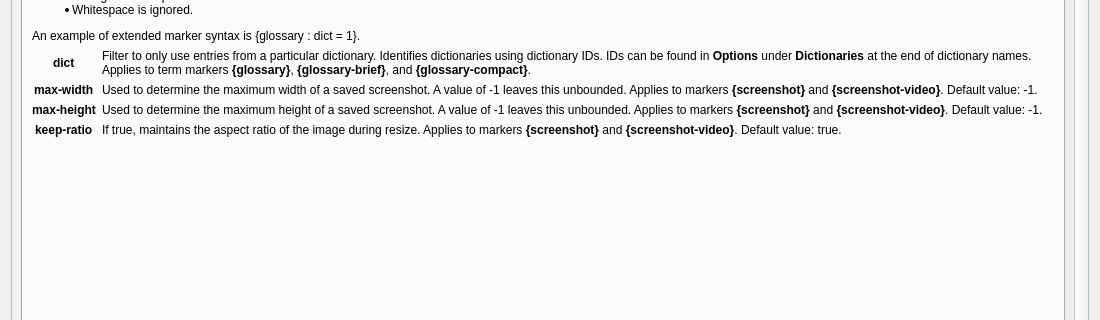
First picture: the form in src/gui/widgets/settings/ankisettingshelp.ui, repository ripose-jp/Memento, before the edit; both pictures show x 0 to 1100 and y 155 to 475 of the 1100 by 700 pixel window.
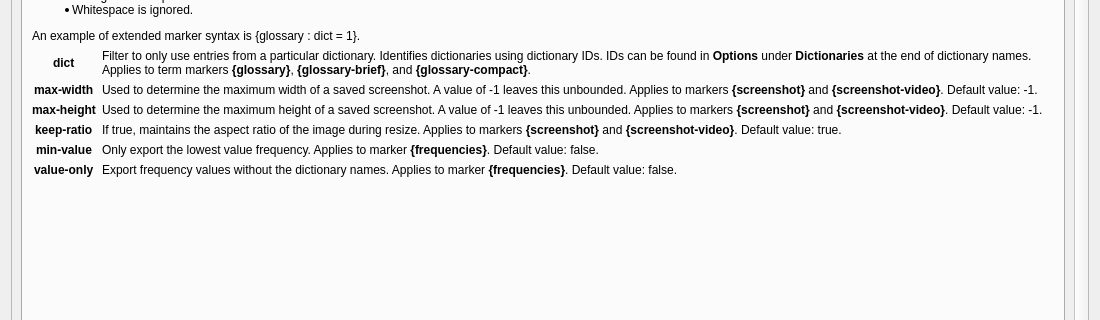
Second picture: the form after the edit. The open tabs and pages were chosen to show the change.

Commit message:
src/anki/notebuilder: allow filtering only lowest frequency
This feature extends the ``{frequencies}`` marker with the extended
marker syntax and adds two new options: ``min-value`` which allows to
export only the lowest value frequency out of all the options and
``value-only`` which strips the dictionary name and html list format to
keep only raw numbers.

This allow memento to support card format that rely on raw frequency
values to sort their cards.

```diff
--- a/src/gui/widgets/settings/ankisettingshelp.ui
+++ b/src/gui/widgets/settings/ankisettingshelp.ui
@@ -1725,6 +1725,50 @@
              </property>
             </widget>
            </item>
+           <item row="6" column="0" alignment="Qt::AlignmentFlag::AlignHCenter">
+            <widget class="QLabel" name="labelExtendedFrequencyMinValue">
+             <property name="font">
+              <font>
+               <bold>true</bold>
+              </font>
+             </property>
+             <property name="text">
+              <string>min-value</string>
+             </property>
+             <property name="textInteractionFlags">
+              <set>Qt::TextInteractionFlag::TextSelectableByKeyboard|Qt::TextInteractionFlag::TextSelectableByMouse</set>
+             </property>
+            </widget>
+           </item>
+           <item row="6" column="1">
+            <widget class="QLabel" name="labelExtendedFrequencyMinValueEx">
+             <property name="text">
+              <string>&lt;html&gt;&lt;head/&gt;&lt;body&gt;&lt;p&gt;Only export the lowest value frequency. Applies to marker &lt;span style=&quot; font-weight:700;&quot;&gt;{frequencies}&lt;/span&gt;. Default value: false.&lt;/p&gt;&lt;/body&gt;&lt;/html&gt;</string>
+             </property>
+            </widget>
+           </item>
+           <item row="7" column="0" alignment="Qt::AlignmentFlag::AlignHCenter">
+            <widget class="QLabel" name="labelExtendedFrequencyValueOnly">
+             <property name="font">
+              <font>
+               <bold>true</bold>
+              </font>
+             </property>
+             <property name="text">
+              <string>value-only</string>
+             </property>
+             <property name="textInteractionFlags">
+              <set>Qt::TextInteractionFlag::TextSelectableByKeyboard|Qt::TextInteractionFlag::TextSelectableByMouse</set>
+             </property>
+            </widget>
+           </item>
+           <item row="7" column="1">
+            <widget class="QLabel" name="labelExtendedFrequencyValueOnlyEx">
+             <property name="text">
+              <string>&lt;html&gt;&lt;head/&gt;&lt;body&gt;&lt;p&gt;Export frequency values without the dictionary names. Applies to marker &lt;span style=&quot; font-weight:700;&quot;&gt;{frequencies}&lt;/span&gt;. Default value: false.&lt;/p&gt;&lt;/body&gt;&lt;/html&gt;</string>
+             </property>
+            </widget>
+           </item>
           </layout>
          </widget>
         </widget>
```
The commit also changes 1 other file.
